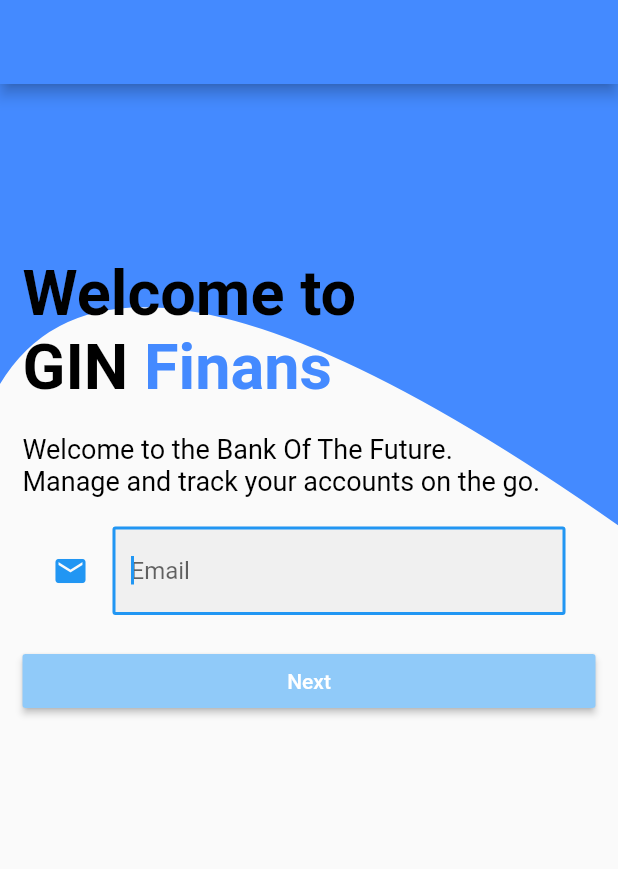
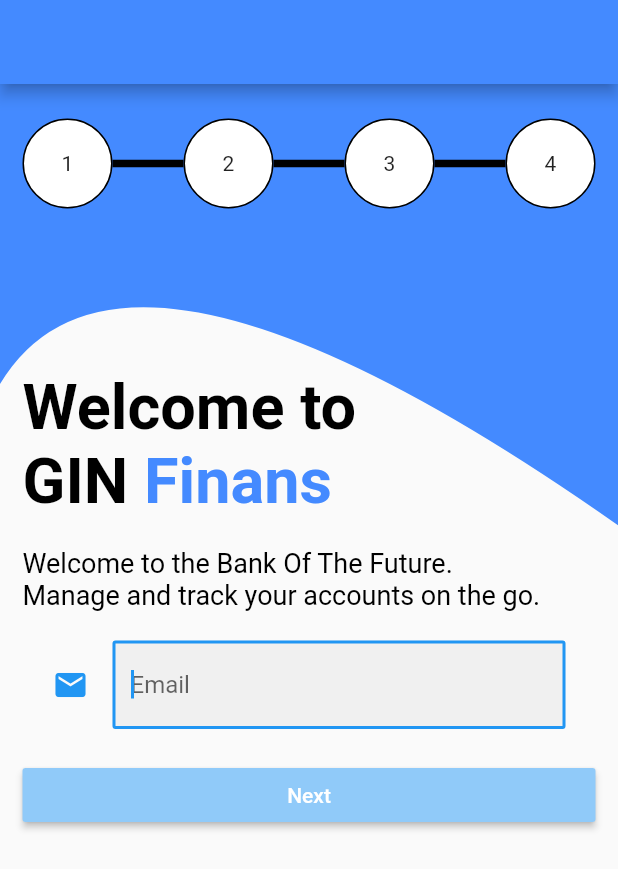
Before and after one commit to kayapandu/flutter-assignment, a Flutter app: the screen it shows after launch, on a phone screen of 412 x 824 dp. Shown: the top 869 px of the screen. Run offline on Flutter 3.47's test engine with Material 2 defaults, Android fonts, the phone set to English and light mode, and no system bars.

Commit message:
fix button and add page number widget

```diff
--- a/lib/screens/Welcome.dart
+++ b/lib/screens/Welcome.dart
@@ -1,6 +1,7 @@
 import 'package:flutter/material.dart';
 
 import 'package:jago_assignment/widgets/CurveBackground.dart';
+import 'package:jago_assignment/widgets/PageNumber.dart';
 
 class Welcome extends StatefulWidget {
   @override
@@ -125,7 +126,7 @@ class _WelcomeState extends State<Welcome> {
       mainAxisSize: MainAxisSize.max,
       children: <Widget>[
         ButtonTheme(
-          minWidth: 600,
+          minWidth: double.infinity,
           child: RaisedButton(
             child: Text(
               'Next',
@@ -156,10 +157,11 @@ class _WelcomeState extends State<Welcome> {
                 child: Column(
                   mainAxisSize: MainAxisSize.max,
                   children: <Widget>[
+                    PageNumber(),
                     _buildFormHeading(),
                     _buildTextContainer(),
                     _buildEmailInput(),
-                    _buildNextButton()
+                    Expanded(flex: 1, child: _buildNextButton())
                   ],
                 ),
               )
--- a/lib/widgets/PageNumber.dart
+++ b/lib/widgets/PageNumber.dart
@@ -1 +1,64 @@
 import 'package:flutter/material.dart';
+
+class PageNumber extends StatefulWidget {
+  @override
+  _PageNumberState createState() {
+    return _PageNumberState();
+  }
+}
+
+class _PageNumberState extends State<PageNumber> {
+  Widget _buildCircle(int index) {
+    return Container(
+      margin: const EdgeInsets.symmetric(vertical: 8.0),
+      width: 60,
+      height: 60,
+      child: AnimatedContainer(
+        curve: Curves.fastOutSlowIn,
+        duration: kThemeAnimationDuration,
+        decoration: BoxDecoration(
+            color: Colors.white,
+            shape: BoxShape.circle,
+            border: Border.all(color: Colors.black)),
+        child: Center(
+          child: Text('${index}'),
+        ),
+      ),
+    );
+  }
+
+  @override
+  Widget build(BuildContext context) {
+    return Container(
+      child: Row(
+        children: <Widget>[
+          _buildCircle(1),
+          Expanded(
+            child: Divider(
+              color: Colors.black,
+              height: 20,
+              thickness: 5,
+            ),
+          ),
+          _buildCircle(2),
+          Expanded(
+            child: Divider(
+              color: Colors.black,
+              height: 20,
+              thickness: 5,
+            ),
+          ),
+          _buildCircle(3),
+          Expanded(
+            child: Divider(
+              color: Colors.black,
+              height: 20,
+              thickness: 5,
+            ),
+          ),
+          _buildCircle(4)
+        ],
+      ),
+    );
+  }
+}
```
